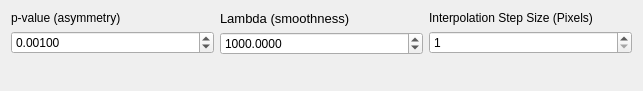
This is crikit/ui/qt5-creator/ui_PlotEffect_ALS.ui in CCampJr/CRIkit2 as Qt 5 draws it before an edit. The edited form follows.
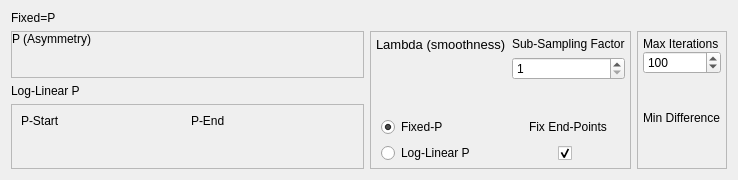
This is the edited form.

The edit to the form file:
```diff
--- a/crikit/ui/qt5-creator/ui_PlotEffect_ALS.ui
+++ b/crikit/ui/qt5-creator/ui_PlotEffect_ALS.ui
@@ -6,8 +6,8 @@
    <rect>
     <x>0</x>
     <y>0</y>
-    <width>643</width>
-    <height>91</height>
+    <width>738</width>
+    <height>180</height>
    </rect>
   </property>
   <property name="windowTitle">
@@ -16,32 +16,117 @@
   <property name="styleSheet">
    <string notr="true">font: 10pt &quot;Arial&quot;;</string>
   </property>
+  <layout class="QGridLayout" name="gridLayout">
+   <item row="2" column="0">
+    <widget class="QLabel" name="label_6">
+     <property name="text">
+      <string>Log-Linear P</string>
+     </property>
+    </widget>
+   </item>
+   <item row="3" column="0">
+    <widget class="QFrame" name="frame_2">
+     <property name="frameShape">
+      <enum>QFrame::StyledPanel</enum>
+     </property>
+     <property name="frameShadow">
+      <enum>QFrame::Plain</enum>
+     </property>
   <layout class="QHBoxLayout" name="horizontalLayout">
    <item>
+       <layout class="QVBoxLayout" name="verticalLayout_5">
+        <property name="topMargin">
+         <number>0</number>
+        </property>
+        <item alignment="Qt::AlignLeft|Qt::AlignTop">
+         <widget class="QLabel" name="label_7">
+          <property name="text">
+           <string>P-Start</string>
+          </property>
+         </widget>
+        </item>
+        <item>
+         <spacer name="verticalSpacer_5">
+          <property name="orientation">
+           <enum>Qt::Vertical</enum>
+          </property>
+          <property name="sizeHint" stdset="0">
+           <size>
+            <width>20</width>
+            <height>40</height>
+           </size>
+          </property>
+         </spacer>
+        </item>
+       </layout>
+      </item>
+      <item>
+       <layout class="QVBoxLayout" name="verticalLayout_6">
+        <item alignment="Qt::AlignLeft|Qt::AlignTop">
+         <widget class="QLabel" name="label_8">
+          <property name="text">
+           <string>P-End</string>
+          </property>
+         </widget>
+        </item>
+        <item>
+         <spacer name="verticalSpacer_6">
+          <property name="orientation">
+           <enum>Qt::Vertical</enum>
+          </property>
+          <property name="sizeHint" stdset="0">
+           <size>
+            <width>20</width>
+            <height>40</height>
+           </size>
+          </property>
+         </spacer>
+        </item>
+       </layout>
+      </item>
+     </layout>
+    </widget>
+   </item>
+   <item row="0" column="0">
+    <widget class="QLabel" name="label_5">
+     <property name="text">
+      <string>Fixed=P</string>
+     </property>
+    </widget>
+   </item>
+   <item row="1" column="0">
+    <widget class="QFrame" name="frame">
+     <property name="sizePolicy">
+      <sizepolicy hsizetype="Expanding" vsizetype="Preferred">
+       <horstretch>0</horstretch>
+       <verstretch>0</verstretch>
+      </sizepolicy>
+     </property>
+     <property name="frameShape">
+      <enum>QFrame::StyledPanel</enum>
+     </property>
+     <property name="frameShadow">
+      <enum>QFrame::Plain</enum>
+     </property>
+     <layout class="QHBoxLayout" name="horizontalLayout_2">
+      <property name="leftMargin">
+       <number>0</number>
+      </property>
+      <property name="topMargin">
+       <number>0</number>
+      </property>
+      <property name="rightMargin">
+       <number>0</number>
+      </property>
+      <property name="bottomMargin">
+       <number>0</number>
+      </property>
+      <item>
     <layout class="QVBoxLayout" name="verticalLayout">
-     <item>
+        <item alignment="Qt::AlignLeft">
       <widget class="QLabel" name="label">
        <property name="text">
-        <string>p-value (asymmetry)</string>
-       </property>
-      </widget>
-     </item>
-     <item>
-      <widget class="QDoubleSpinBox" name="spinBoxP">
-       <property name="keyboardTracking">
-        <bool>false</bool>
-       </property>
-       <property name="decimals">
-        <number>5</number>
-       </property>
-       <property name="maximum">
-        <double>1000000.000000000000000</double>
-       </property>
-       <property name="singleStep">
-        <double>0.001000000000000</double>
-       </property>
-       <property name="value">
-        <double>0.001000000000000</double>
+           <string>P (Asymmetry)</string>
        </property>
       </widget>
      </item>
@@ -60,9 +145,184 @@
      </item>
     </layout>
    </item>
+     </layout>
+    </widget>
+   </item>
+   <item row="1" column="4" rowspan="3" colspan="2">
+    <widget class="QFrame" name="frame_4">
+     <property name="frameShape">
+      <enum>QFrame::StyledPanel</enum>
+     </property>
+     <property name="frameShadow">
+      <enum>QFrame::Plain</enum>
+     </property>
+     <layout class="QVBoxLayout" name="verticalLayout_8">
+      <property name="leftMargin">
+       <number>5</number>
+      </property>
+      <property name="topMargin">
+       <number>5</number>
+      </property>
+      <property name="rightMargin">
+       <number>5</number>
+      </property>
+      <property name="bottomMargin">
+       <number>5</number>
+      </property>
    <item>
+       <layout class="QVBoxLayout" name="verticalLayout_9">
+        <property name="spacing">
+         <number>0</number>
+        </property>
+        <property name="topMargin">
+         <number>0</number>
+        </property>
+        <item>
+         <widget class="QLabel" name="label_9">
+          <property name="text">
+           <string>Max Iterations</string>
+          </property>
+         </widget>
+        </item>
+        <item>
+         <widget class="QSpinBox" name="spinBoxMaxIter">
+          <property name="minimum">
+           <number>1</number>
+          </property>
+          <property name="maximum">
+           <number>1000000</number>
+          </property>
+          <property name="value">
+           <number>100</number>
+          </property>
+         </widget>
+        </item>
+        <item>
+         <spacer name="verticalSpacer_3">
+          <property name="orientation">
+           <enum>Qt::Vertical</enum>
+          </property>
+          <property name="sizeHint" stdset="0">
+           <size>
+            <width>20</width>
+            <height>40</height>
+           </size>
+          </property>
+         </spacer>
+        </item>
+        <item>
+         <widget class="QLabel" name="label_10">
+          <property name="text">
+           <string>Min Difference</string>
+          </property>
+         </widget>
+        </item>
+       </layout>
+      </item>
+      <item>
+       <spacer name="verticalSpacer_4">
+        <property name="orientation">
+         <enum>Qt::Vertical</enum>
+        </property>
+        <property name="sizeHint" stdset="0">
+         <size>
+          <width>20</width>
+          <height>40</height>
+         </size>
+        </property>
+       </spacer>
+      </item>
+     </layout>
+    </widget>
+   </item>
+   <item row="1" column="1" rowspan="3">
+    <widget class="QFrame" name="frame_3">
+     <property name="frameShape">
+      <enum>QFrame::StyledPanel</enum>
+     </property>
+     <property name="frameShadow">
+      <enum>QFrame::Plain</enum>
+     </property>
+     <layout class="QGridLayout" name="gridLayout_2">
+      <property name="leftMargin">
+       <number>5</number>
+      </property>
+      <property name="topMargin">
+       <number>5</number>
+      </property>
+      <property name="rightMargin">
+       <number>5</number>
+      </property>
+      <property name="bottomMargin">
+       <number>5</number>
+      </property>
+      <item row="0" column="1">
+       <layout class="QVBoxLayout" name="verticalLayout_3">
+        <item alignment="Qt::AlignLeft|Qt::AlignTop">
+         <widget class="QLabel" name="label_3">
+          <property name="text">
+           <string>Sub-Sampling Factor</string>
+          </property>
+         </widget>
+        </item>
+        <item alignment="Qt::AlignTop">
+         <widget class="QSpinBox" name="spinBoxRedux">
+          <property name="minimum">
+           <number>1</number>
+          </property>
+          <property name="maximum">
+           <number>10000</number>
+          </property>
+         </widget>
+        </item>
+        <item>
+         <spacer name="verticalSpacer_7">
+          <property name="orientation">
+           <enum>Qt::Vertical</enum>
+          </property>
+          <property name="sizeHint" stdset="0">
+           <size>
+            <width>20</width>
+            <height>40</height>
+           </size>
+          </property>
+         </spacer>
+        </item>
+       </layout>
+      </item>
+      <item row="1" column="0">
+       <layout class="QVBoxLayout" name="verticalLayout_7">
+        <property name="leftMargin">
+         <number>5</number>
+        </property>
+        <item>
+         <widget class="QRadioButton" name="radioButtonFixedP">
+          <property name="text">
+           <string>Fixed-P</string>
+          </property>
+          <property name="checked">
+           <bool>true</bool>
+          </property>
+          <attribute name="buttonGroup">
+           <string notr="true">buttonGroup</string>
+          </attribute>
+         </widget>
+        </item>
+        <item>
+         <widget class="QRadioButton" name="radioButtonLogLinearP">
+          <property name="text">
+           <string>Log-Linear P</string>
+          </property>
+          <attribute name="buttonGroup">
+           <string notr="true">buttonGroup</string>
+          </attribute>
+         </widget>
+        </item>
+       </layout>
+      </item>
+      <item row="0" column="0">
     <layout class="QVBoxLayout" name="verticalLayout_2">
-     <item>
+        <item alignment="Qt::AlignLeft">
       <widget class="QLabel" name="label_2">
        <property name="font">
         <font>
@@ -78,25 +338,6 @@
        </property>
       </widget>
      </item>
-     <item>
-      <widget class="QDoubleSpinBox" name="spinBoxLambda">
-       <property name="keyboardTracking">
-        <bool>false</bool>
-       </property>
-       <property name="decimals">
-        <number>4</number>
-       </property>
-       <property name="maximum">
-        <double>1000000.000000000000000</double>
-       </property>
-       <property name="singleStep">
-        <double>100.000000000000000</double>
-       </property>
-       <property name="value">
-        <double>1000.000000000000000</double>
-       </property>
-      </widget>
-     </item>
      <item>
       <spacer name="verticalSpacer_2">
        <property name="orientation">
@@ -112,39 +353,35 @@
      </item>
     </layout>
    </item>
-   <item>
-    <layout class="QVBoxLayout" name="verticalLayout_3">
-     <item>
-      <widget class="QLabel" name="label_3">
+      <item row="1" column="1">
+       <layout class="QVBoxLayout" name="verticalLayout_4">
+        <item alignment="Qt::AlignHCenter|Qt::AlignVCenter">
+         <widget class="QLabel" name="label_4">
        <property name="text">
-        <string>Interpolation Step Size (Pixels)</string>
+           <string>Fix End-Points</string>
        </property>
       </widget>
      </item>
-     <item>
-      <widget class="QSpinBox" name="spinBoxRedux">
-       <property name="keyboardTracking">
-        <bool>false</bool>
-       </property>
-       <property name="minimum">
-        <number>1</number>
-       </property>
-      </widget>
-     </item>
-     <item>
-      <spacer name="verticalSpacer_3">
-       <property name="orientation">
-        <enum>Qt::Vertical</enum>
-       </property>
-       <property name="sizeHint" stdset="0">
+        <item alignment="Qt::AlignHCenter|Qt::AlignTop">
+         <widget class="QCheckBox" name="checkBox">
+          <property name="minimumSize">
         <size>
          <width>20</width>
-         <height>40</height>
-        </size>
-       </property>
-      </spacer>
-     </item>
-    </layout>
+            <height>20</height>
+           </size>
+          </property>
+          <property name="text">
+           <string/>
+          </property>
+          <property name="checked">
+           <bool>true</bool>
+          </property>
+         </widget>
+        </item>
+       </layout>
+      </item>
+     </layout>
+    </widget>
    </item>
   </layout>
  </widget>
```
Left out of the diff: 3 changed lines with no effect on the pictures. Lines whose indentation alone changed are shown as unchanged.
